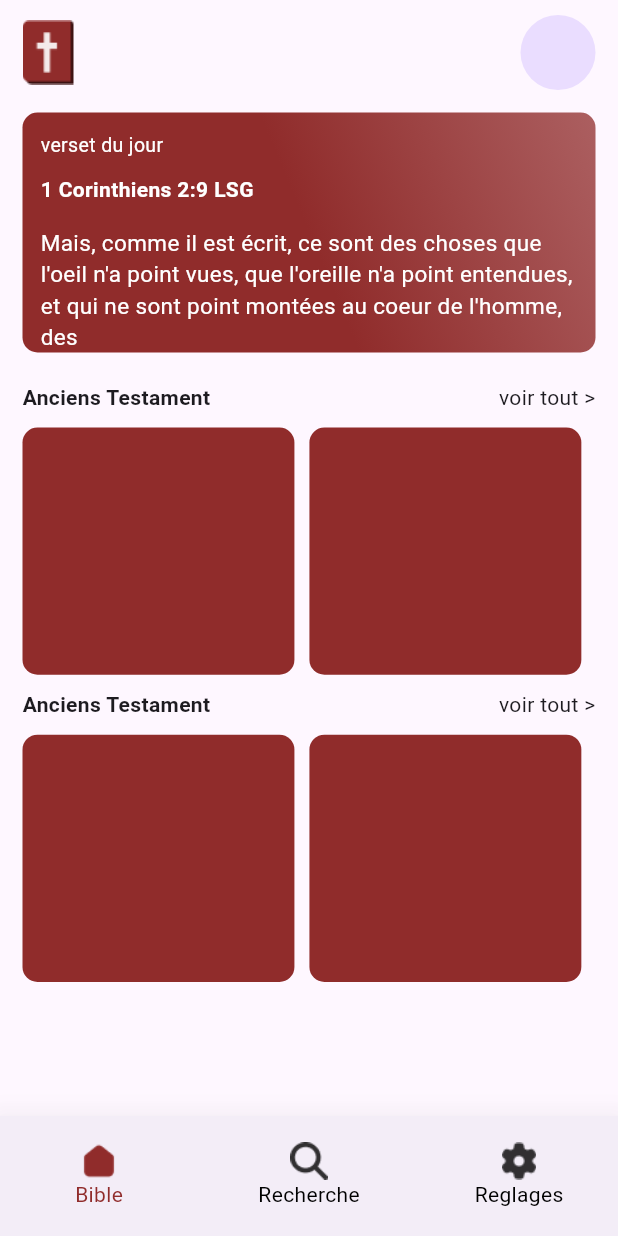
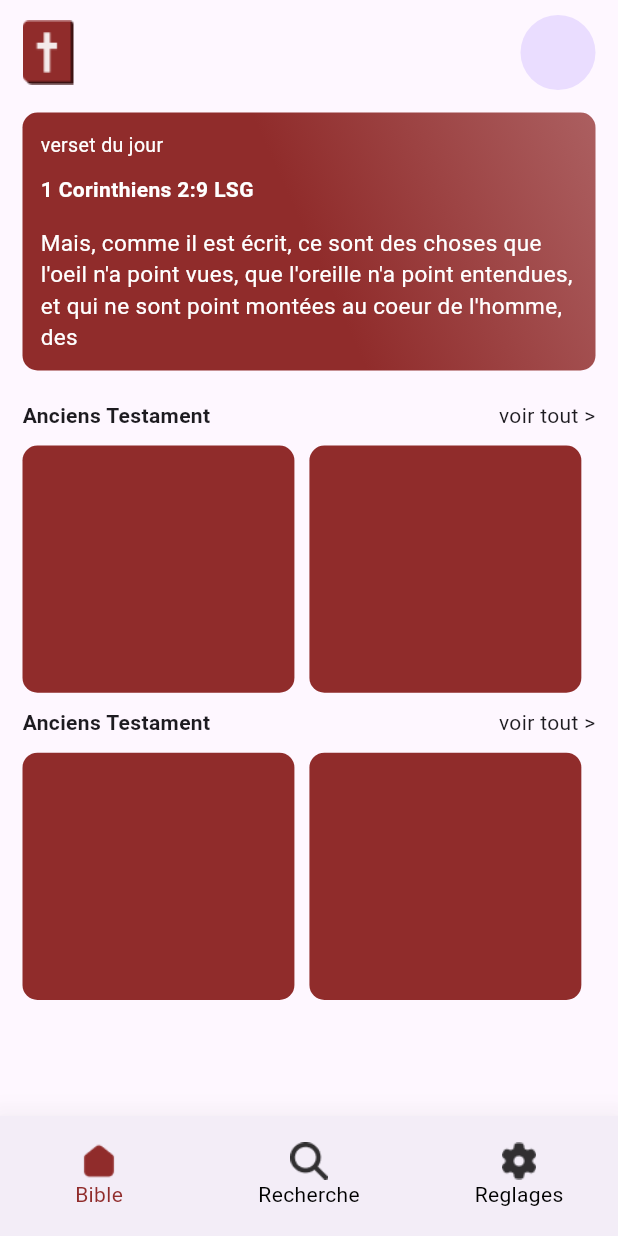
Before and after one commit to mooosmad/piousbible, a Flutter app: the screen it shows after launch, on a phone screen of 412 x 824 dp. Run offline on Flutter 3.47's test engine with Material 3 defaults, Android fonts, the phone set to English and light mode, and no system bars; drawn by our look-alikes of zoom_tap_animation; our stand-ins replace get.

Commit message:
fix: overflow container

```diff
--- a/lib/app/modules/bible/views/bible_view.dart
+++ b/lib/app/modules/bible/views/bible_view.dart
@@ -29,7 +29,7 @@ class BibleView extends GetView<BibleController> {
             const SizedBox(height: 15),
             Container(
               padding: const EdgeInsets.all(12),
-              height: 160,
+              // height: 160,
               width: Get.width * 1.5,
               decoration: BoxDecoration(
                 // color: ConstantColors.redColor,
@@ -54,8 +54,13 @@ class BibleView extends GetView<BibleController> {
                           color: Colors.white, fontWeight: FontWeight.bold)),
                   SizedBox(height: 15),
                   Text(
-                      "Mais, comme il est écrit, ce sont des choses que l'oeil n'a point vues, que l'oreille n'a point entendues, et qui ne sont point montées au coeur de l'homme, des",
-                      style: TextStyle(color: Colors.white, fontSize: 15)),
+                    "Mais, comme il est écrit, ce sont des choses que l'oeil n'a point vues, que l'oreille n'a point entendues, et qui ne sont point montées au coeur de l'homme, des",
+                    style: TextStyle(
+                      color: Colors.white,
+                      fontSize: 15,
+                    ),
+                    maxLines: 4,
+                  ),
                 ],
               ),
             ),
```
